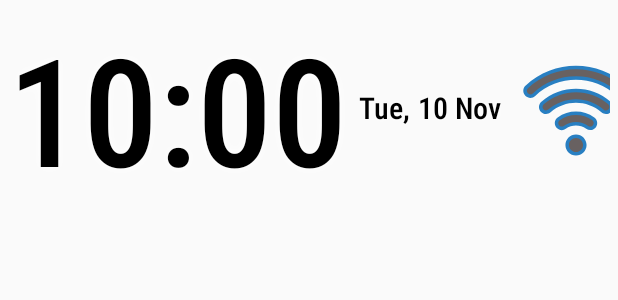
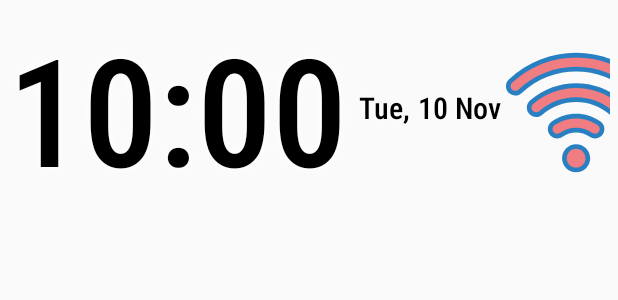
Before and after one commit to DezzK/status-widget, an Android app: the layout overlay_status_widget.xml on its own in the app's theme, with its tools: preview values and no code run, on a phone screen of 412 x 824 dp. Shown: the top 300 px of the screen. Run offline under Robolectric (Android 15) with nearby library versions, the phone set to English and light mode, and no system bars.

Commit message:
feat: new icons

```diff
--- a/app/src/main/res/drawable/ic_gps_off.xml
+++ b/app/src/main/res/drawable/ic_gps_off.xml
@@ -1,21 +1,28 @@
 <vector xmlns:android="http://schemas.android.com/apk/res/android"
-    android:width="480dp"
-    android:height="480dp"
-    android:viewportWidth="480"
-    android:viewportHeight="480">
+    android:width="512dp"
+    android:height="512dp"
+    android:viewportWidth="512"
+    android:viewportHeight="512">
   <path
-      android:pathData="M240,360c0,0 -21.2,-18.6 -45.1,-44.6c-39.4,6.2 -66.9,20.3 -66.9,36.6c0,22.1 50.2,40 112,40s112,-17.9 112,-40c0,-16.3 -27.5,-30.4 -66.9,-36.6C261.2,341.4 240,360 240,360z"
-      android:fillColor="#FFFFFF"/>
+      android:pathData="M481.28,46.22l-15.51,-15.51c-1.99,-1.99 -5.21,-1.99 -7.2,0l-45.69,45.7c-1.99,1.99 -5.21,1.99 -7.2,0l-45.69,-45.7c-1.99,-1.99 -5.21,-1.99 -7.2,0l-15.51,15.51c-1.99,1.99 -1.99,5.21 0,7.2l45.7,45.69c1.99,1.99 1.99,5.21 0,7.2l-45.7,45.69c-1.99,1.99 -1.99,5.21 0,7.2l15.51,15.51c1.99,1.99 5.21,1.99 7.2,0l45.69,-45.7c1.99,-1.99 5.21,-1.99 7.2,0l45.69,45.7c1.99,1.99 5.21,1.99 7.2,0l15.51,-15.51c1.99,-1.99 1.99,-5.21 0,-7.2l-45.7,-45.69c-1.99,-1.99 -1.99,-5.21 0,-7.2l45.7,-45.69c1.99,-1.99 1.99,-5.21 0,-7.2h0Z"
+      android:fillColor="#287fc2"
+      android:fillType="evenOdd"/>
   <path
-      android:pathData="M240,88c-61.9,0 -112,50.1 -112,112c0,35 35.8,81.5 66.9,115.4h0.1h-0.1c23.9,26 45.1,44.6 45.1,44.6s21.2,-18.6 45.1,-44.6H285h0.1C316.2,281.5 352,235 352,200C352,138.1 301.9,88 240,88zM240,240c-26.5,0 -48,-21.5 -48,-48s21.5,-48 48,-48s48,21.5 48,48S266.5,240 240,240z"
-      android:fillColor="#FFFFFF"/>
+      android:pathData="M291.75,221c21.36,21.36 23.01,54.96 4.99,78.24l-83.24,-83.24c23.29,-18.02 56.88,-16.37 78.24,4.99h0.01Z"
+      android:fillColor="#fff"
+      android:fillType="evenOdd"
+      android:fillAlpha="0"/>
   <path
-      android:pathData="M240,248c-30.9,0 -56,-25.1 -56,-56s25.1,-56 56,-56s56,25.1 56,56S270.9,248 240,248zM240,152c-22.1,0 -40,17.9 -40,40s17.9,40 40,40s40,-17.9 40,-40S262.1,152 240,152z"
-      android:fillColor="#287FC2"/>
+      android:pathData="M291.75,221c21.36,21.36 23.01,54.96 4.99,78.24l-83.24,-83.24c23.29,-18.02 56.88,-16.37 78.24,4.99h0.01Z"
+      android:fillColor="#fff"
+      android:fillType="evenOdd"
+      android:fillAlpha="0"/>
   <path
-      android:pathData="M300.5,310.2C329.9,276.5 360,233.8 360,200c0,-66.3 -53.7,-120 -120,-120s-120,53.7 -120,120c0,33.8 30.1,76.5 59.4,110.2C142,318.4 120,333.6 120,352c0,31.2 61.8,48 120,48s120,-16.8 120,-48C360,333.6 338,318.4 300.5,310.2L300.5,310.2zM240,96c57.4,0.1 103.9,46.6 104,104c0,50.1 -82.2,129.1 -104,149.2c-21.8,-20.1 -104,-99.1 -104,-149.2C136.1,142.6 182.6,96.1 240,96L240,96zM240,384c-63.5,0 -104,-19 -104,-32c0,-9 19.6,-21.5 55.9,-28c13.6,14.7 27.9,28.7 42.8,42c3,2.6 7.5,2.6 10.5,0c14.9,-13.3 29.2,-27.4 42.8,-42c36.3,6.5 55.9,19 55.9,28C344,365 303.5,384 240,384z"
-      android:fillColor="#287FC2"/>
+      android:pathData="M314.49,194.5c-34.84,-33.25 -88.99,-33.69 -124.36,-2.24l-81.54,-81.53c-6.59,-6.59 -17.36,-6.25 -23.51,0.75h0c-34.77,39.38 -55.87,91.16 -55.87,147.82 0,123.43 100.05,223.48 223.48,223.48 54.45,0.07 107.04,-19.8 147.82,-55.87h0c6.98,-6.16 7.33,-16.93 0.75,-23.51l-81.39,-81.39c-0.08,-0.08 -0.08,-0.2 0,-0.28 32.56,-36.78 30.45,-93.01 -5.38,-127.22h0.01,-0.01ZM291.67,220.33c21.43,21.43 23.08,55.12 5.01,78.47l-83.48,-83.48c23.35,-18.08 57.04,-16.42 78.47,5.01h0.01ZM252.7,450.49c-105.58,0 -191.19,-85.6 -191.19,-191.19 -0.07,-40.66 12.89,-80.27 36.97,-113.03l267.25,267.25c-31.65,23.25 -70.73,36.97 -113.03,36.97Z"
+      android:fillColor="#2a80c3"
+      android:fillType="evenOdd"/>
   <path
-      android:pathData="M231.9,341.2c-40.4,-38.3 -73,-78.9 -86.6,-107.8c-6.3,-13.4 -8.9,-23.6 -8.9,-34.6c0,-43.3 28.6,-82.9 70.3,-97.2c12.4,-4.3 26.9,-6.2 39.7,-5.3c21.1,1.5 39.4,8.3 56.5,21c5.1,3.8 15.9,14.6 19.7,19.7c11.6,15.5 18.6,33.1 20.7,52c0.6,5.6 0.5,15.2 -0.2,19.4c-5,28.8 -31.7,68.6 -78.2,116.1c-9.7,9.9 -24.2,23.9 -24.8,23.9C239.8,348.6 236.1,345.3 231.9,341.2L231.9,341.2zM251.1,247c22.7,-4.6 40.2,-22.6 44.2,-45.5c0.9,-5.4 0.9,-13.9 0,-19.1c-4,-22.7 -21.2,-40.5 -43.8,-45.5c-4.7,-1 -15,-1.3 -20,-0.5c-18.3,2.9 -33.5,14 -41.7,30.2c-6.5,12.9 -7.7,27.9 -3.5,41.9c6.3,20.8 24.9,36.4 47,39.2C237.4,248.3 246.6,247.9 251.1,247L251.1,247z"
-      android:fillColor="#686161"/>
+      android:pathData="M252.7,450.49c-105.58,0 -191.19,-85.6 -191.19,-191.19 -0.07,-40.66 12.89,-80.27 36.97,-113.03l267.25,267.25c-31.65,23.25 -70.73,36.97 -113.03,36.97Z"
+      android:fillColor="#ff8080"
+      android:fillType="evenOdd"/>
 </vector>
--- a/app/src/main/res/drawable/ic_wifi_off.xml
+++ b/app/src/main/res/drawable/ic_wifi_off.xml
@@ -1,27 +1,27 @@
 <vector xmlns:android="http://schemas.android.com/apk/res/android"
-    android:width="480dp"
-    android:height="480dp"
-    android:viewportWidth="480"
-    android:viewportHeight="480">
+    android:width="512dp"
+    android:height="512dp"
+    android:viewportWidth="512"
+    android:viewportHeight="512">
   <path
-      android:pathData="M82.6,197.6c6.6,5.9 16.7,5.8 23.1,-0.3c75.6,-70.6 193,-70.6 268.6,0c6.4,6.1 16.5,6.3 23.1,0.3v-0.1c6.9,-6.2 7.4,-16.8 1.2,-23.7c-0.3,-0.3 -0.5,-0.6 -0.8,-0.9c-88.7,-83.3 -226.9,-83.3 -315.6,0c-6.7,6.4 -6.9,17 -0.5,23.7C81.9,197 82.2,197.3 82.6,197.6C82.5,197.6 82.6,197.6 82.6,197.6z"
-      android:fillColor="#686161"/>
+      android:pathData="M32.75,199.27c9.38,8.44 23.68,8.23 32.8,-0.48 107.46,-100.37 274.3,-100.37 381.76,0 9.12,8.71 23.42,8.92 32.8,0.48l0.07,-0.06c9.77,-8.83 10.53,-23.9 1.7,-33.67 -0.38,-0.42 -0.78,-0.83 -1.19,-1.22 -126.08,-118.4 -322.48,-118.4 -448.56,0 -9.5,9.11 -9.82,24.2 -0.71,33.71 0.39,0.41 0.8,0.81 1.22,1.19l0.1,0.06Z"
+      android:fillColor="#ef7d81"/>
   <path
-      android:pathData="M347.3,249L347.3,249c6.9,-6.3 7.4,-17 1.1,-23.9c-0.4,-0.5 -0.9,-0.9 -1.3,-1.3c-61.4,-53.5 -152.8,-53.5 -214.1,0c-7,6.1 -7.7,16.8 -1.6,23.8c0.4,0.5 0.9,0.9 1.3,1.3l0.1,0.1c6.2,5.8 15.8,5.9 22.2,0.4c48.7,-42.6 121.4,-42.6 170.1,0C331.5,254.9 341,254.8 347.3,249L347.3,249z"
-      android:fillColor="#686161"/>
+      android:pathData="M408.9,272.31l0.07,-0.06c9.78,-8.94 10.46,-24.13 1.52,-33.91 -0.6,-0.65 -1.23,-1.27 -1.89,-1.85 -87.21,-75.98 -217.1,-75.98 -304.3,0 -9.97,8.74 -10.97,23.9 -2.23,33.87 0.58,0.66 1.2,1.3 1.85,1.89l0.07,0.06c8.87,8.18 22.47,8.42 31.62,0.54 69.21,-60.47 172.46,-60.47 241.66,0 9.15,7.87 22.75,7.64 31.62,-0.54Z"
+      android:fillColor="#ef7d81"/>
   <path
-      android:pathData="M296.8,300.7c6.9,-6.2 7.4,-16.9 1.2,-23.8c-0.8,-0.9 -1.6,-1.6 -2.6,-2.3c-33.1,-23.6 -77.6,-23.6 -110.8,0c-7.5,5.5 -9.2,16 -3.7,23.5c0.7,0.9 1.4,1.8 2.3,2.6c5.7,5.3 14.4,6 20.8,1.5c21.6,-15.4 50.5,-15.4 72.1,0C282.4,306.7 291.1,306 296.8,300.7z"
-      android:fillColor="#686161"/>
+      android:pathData="M337.15,345.79c9.79,-8.88 10.53,-24.02 1.65,-33.81 -1.1,-1.21 -2.33,-2.31 -3.65,-3.28 -47.1,-33.59 -110.32,-33.59 -157.42,0 -10.69,7.78 -13.05,22.75 -5.28,33.44 0.96,1.33 2.06,2.55 3.28,3.65 8.12,7.56 20.4,8.45 29.52,2.14 30.62,-21.9 71.78,-21.9 102.4,0 9.12,6.3 21.39,5.42 29.5,-2.14Z"
+      android:fillColor="#ef7d81"/>
   <path
-      android:pathData="M240,358.2m-28.1,0a28.1,28.1 0,1 1,56.2 0a28.1,28.1 0,1 1,-56.2 0"
-      android:fillColor="#686161"/>
+      android:pathData="M256.44,427.51m-40,0a40,40 0,1 1,80 0a40,40 0,1 1,-80 0"
+      android:fillColor="#ef7d81"/>
   <path
-      android:pathData="M93.8,207.6c-5.6,0 -11,-2.1 -15.1,-5.9c-4.7,-4.3 -7.4,-10.3 -7.4,-16.6c-0.1,-6.1 2.4,-12.1 6.9,-16.2c90.9,-85.3 232.5,-85.3 323.3,0c4.5,4.2 7,10.1 7,16.2c0,6.3 -2.7,12.3 -7.3,16.5c-8.7,8 -22.2,7.9 -30.8,-0.3c-73.5,-68.6 -187.5,-68.6 -261,0C105.3,205.4 99.7,207.6 93.8,207.6L93.8,207.6zM240,138.7c51.3,0 100.7,19.4 138.2,54.5c4.3,4.1 11,4.3 15.5,0.3v-0.1c2.3,-2.1 3.7,-5.2 3.7,-8.3c0,-3 -1.2,-5.9 -3.4,-8c-86.6,-81.3 -221.4,-81.3 -307.9,0c-2.2,2.1 -3.4,4.9 -3.4,8c0,6.2 5.1,11.3 11.4,11.3c2.9,0 5.7,-1.2 7.8,-3.2C139.3,158.1 188.7,138.6 240,138.7L240,138.7z"
-      android:fillColor="#287FC2"/>
+      android:pathData="M48.76,213.53c-7.93,0 -15.58,-2.99 -21.42,-8.36 -6.64,-6.06 -10.46,-14.62 -10.53,-23.61 -0.11,-8.75 3.47,-17.13 9.87,-23.1 129.16,-121.28 330.34,-121.28 459.5,0 6.4,5.96 9.98,14.35 9.87,23.1 -0.06,8.93 -3.83,17.44 -10.4,23.5 -12.42,11.41 -31.57,11.22 -43.76,-0.44 -104.38,-97.51 -266.46,-97.51 -370.85,0 -6.03,5.69 -14,8.88 -22.3,8.91ZM256.44,115.51c72.9,-0.06 143.1,27.62 196.33,77.43 6.07,5.9 15.67,6.08 21.97,0.42l0.07,-0.06c3.32,-3.04 5.22,-7.33 5.26,-11.83 0.07,-4.28 -1.68,-8.39 -4.8,-11.32 -123,-115.5 -314.6,-115.5 -437.6,0 -3.12,2.93 -4.87,7.04 -4.8,11.32 0.04,8.89 7.27,16.06 16.16,16.02 4.16,-0.02 8.15,-1.65 11.14,-4.55 53.22,-49.8 123.39,-77.48 196.28,-77.43Z"
+      android:fillColor="#287fc2"/>
   <path
-      android:pathData="M144.1,259.1c-12.5,0 -22.6,-10.1 -22.6,-22.5c0,-6.5 2.8,-12.7 7.7,-17c63.5,-55.3 158.1,-55.3 221.5,0c9.4,8.2 10.3,22.4 2.1,31.8c-0.5,0.6 -1.1,1.2 -1.7,1.8c-8.4,7.8 -21.2,8 -29.8,0.5c-46.6,-40.7 -116.1,-40.7 -162.7,0C154.6,257.1 149.5,259.1 144.1,259.1L144.1,259.1L144.1,259.1zM240,211.9c32.6,0 64.1,11.9 88.7,33.3c4.3,3.7 10.6,3.6 14.8,-0.3v-0.1c2.4,-2.2 3.7,-5.3 3.7,-8.5s-1.4,-6.2 -3.8,-8.3c-59.2,-51.6 -147.5,-51.6 -206.8,0c-2.4,2.1 -3.8,5.1 -3.8,8.3s1.3,6.3 3.7,8.5c4.1,3.9 10.5,4 14.8,0.4C175.8,223.7 207.4,211.9 240,211.9L240,211.9z"
-      android:fillColor="#287FC2"/>
+      android:pathData="M120.18,286.63c-17.7,0.02 -32.07,-14.32 -32.09,-32.03 0,-9.25 3.98,-18.06 10.94,-24.15 90.22,-78.59 224.59,-78.59 314.82,0 13.3,11.64 14.65,31.85 3.01,45.15 -0.77,0.87 -1.58,1.71 -2.43,2.49 -11.87,11.04 -30.15,11.36 -42.4,0.75 -66.2,-57.84 -164.96,-57.84 -231.15,0 -5.73,5.02 -13.08,7.78 -20.7,7.78h0ZM256.44,219.51c46.37,0.03 91.16,16.83 126.1,47.32 6.08,5.22 15.1,5.04 20.97,-0.42l0.07,-0.07c3.37,-3.09 5.26,-7.47 5.21,-12.04 -0.02,-4.53 -2.01,-8.82 -5.44,-11.78 -84.2,-73.35 -209.61,-73.35 -293.81,0 -3.43,2.95 -5.42,7.25 -5.44,11.78 -0.06,4.57 1.84,8.95 5.21,12.04 5.86,5.51 14.93,5.72 21.04,0.5 34.93,-30.49 79.73,-47.3 126.1,-47.33Z"
+      android:fillColor="#287fc2"/>
   <path
-      android:pathData="M194.7,310.8c-12.5,0 -22.6,-10.1 -22.6,-22.6c0,-0.5 0,-0.9 0,-1.4c0.4,-6.7 3.8,-12.9 9.2,-16.8c35.1,-25 82.2,-25 117.3,0c5.5,3.9 8.9,10.1 9.2,16.8c0.4,6.8 -2.3,13.5 -7.3,18c-7.7,7.1 -19.3,7.9 -27.8,1.9c-19.6,-14 -45.9,-14 -65.5,0C203.6,309.4 199.2,310.8 194.7,310.8L194.7,310.8zM240,262.5c-18.7,0 -36.9,5.8 -52.1,16.7c-2.7,1.9 -4.4,5 -4.6,8.3c-0.2,3.4 1.1,6.8 3.7,9c3.8,3.5 9.4,4 13.7,1.1c23.5,-16.8 55.1,-16.8 78.6,0c4.3,2.9 10,2.4 13.7,-1.1c2.5,-2.3 3.9,-5.6 3.7,-9c-0.2,-3.3 -1.9,-6.4 -4.5,-8.3C276.9,268.3 258.7,262.5 240,262.5L240,262.5zM240,392c-18.6,0 -33.8,-15.1 -33.8,-33.8s15.1,-33.8 33.8,-33.8s33.8,15.1 33.8,33.8S258.6,392 240,392zM240,335.7c-12.4,0 -22.5,10.1 -22.5,22.5s10.1,22.5 22.5,22.5s22.5,-10.1 22.5,-22.5S252.4,335.7 240,335.7L240,335.7z"
-      android:fillColor="#287FC2"/>
+      android:pathData="M192.01,360.11c-17.74,0 -32.13,-14.38 -32.13,-32.13 0,-0.64 0.02,-1.29 0.06,-1.93 0.53,-9.54 5.37,-18.32 13.14,-23.86 49.88,-35.57 116.84,-35.57 166.72,0 7.78,5.55 12.61,14.33 13.14,23.86 0.6,9.68 -3.22,19.12 -10.4,25.65 -10.92,10.08 -27.37,11.21 -39.57,2.73 -27.83,-19.9 -65.24,-19.9 -93.07,0 -5.22,3.72 -11.48,5.71 -17.9,5.68h0ZM256.44,291.51c-26.56,-0.06 -52.47,8.23 -74.06,23.7 -3.83,2.75 -6.21,7.09 -6.47,11.8 -0.31,4.86 1.61,9.59 5.22,12.86 5.33,5.01 13.42,5.66 19.47,1.54 33.4,-23.89 78.3,-23.89 111.7,0 6.05,4.11 14.14,3.46 19.47,-1.54 3.61,-3.27 5.52,-8.01 5.22,-12.86 -0.26,-4.71 -2.64,-9.05 -6.47,-11.8 -21.59,-15.47 -47.5,-23.76 -74.06,-23.7ZM256.44,475.51c-26.51,0 -48,-21.49 -48,-48s21.49,-48 48,-48 48,21.49 48,48c-0.03,26.5 -21.5,47.97 -48,48ZM256.44,395.51c-17.67,0 -32,14.33 -32,32s14.33,32 32,32 32,-14.33 32,-32 -14.33,-32 -32,-32Z"
+      android:fillColor="#287fc2"/>
 </vector>
```
Also changed, not shown: app/src/main/res/drawable/ic_gps_bad.xml (+23 -12 lines), app/src/main/res/drawable/ic_gps_good.xml (+25 -14 lines), app/src/main/res/drawable/ic_wifi_connected.xml (+18 -18 lines), app/src/main/res/drawable/ic_wifi_disconnected.xml (+18 -18 lines).
